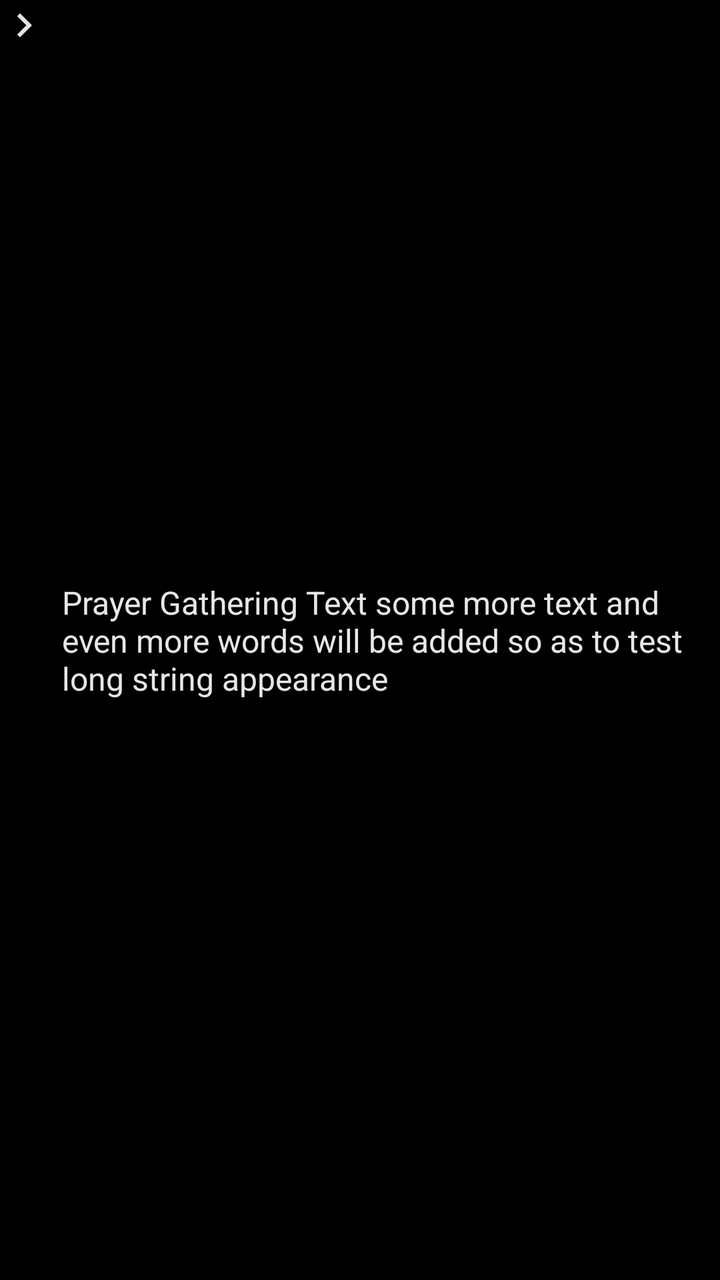
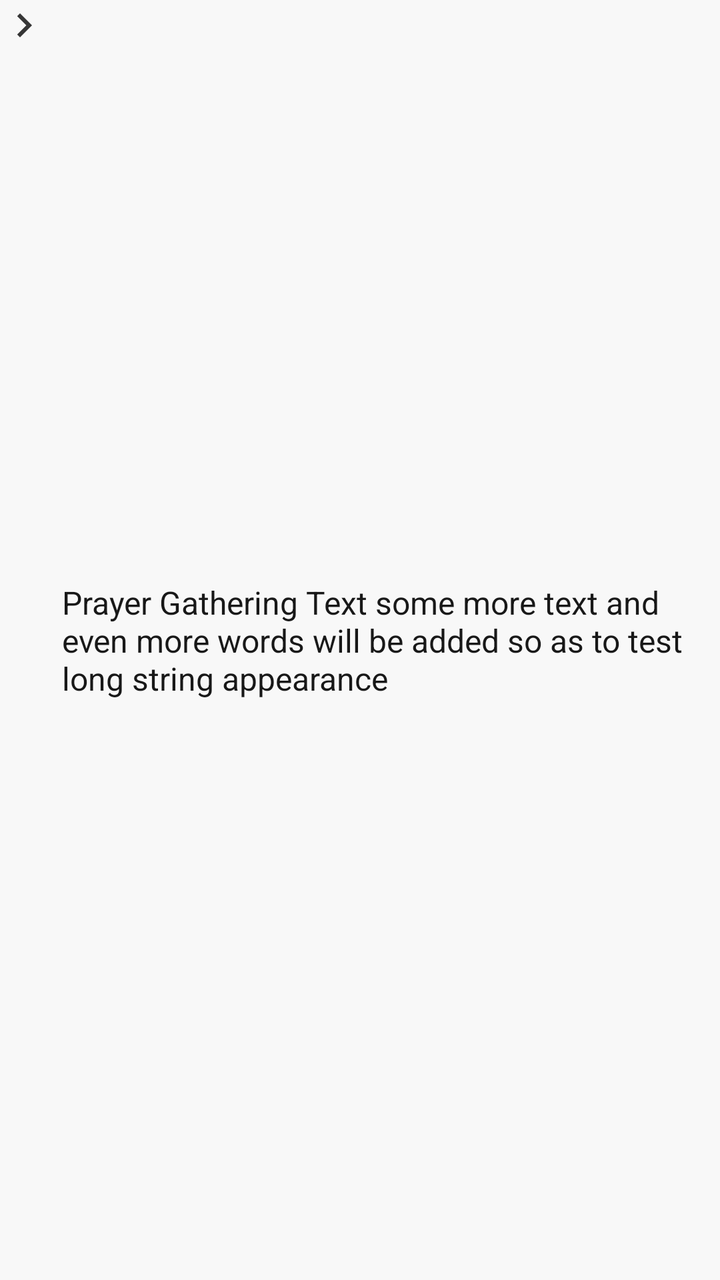

Two renders of the same Android screen: before a commit and after it. Below are the layout's source before the change and the commit's diff.
<!-- AndroidManifest.xml: application theme Theme.PrayerNeeds -->
<!-- res/layout/layout__rv_all_prayer_needs_prayer_need.xml -->
<?xml version="1.0" encoding="utf-8"?>
<androidx.constraintlayout.widget.ConstraintLayout xmlns:android="http://schemas.android.com/apk/res/android"
    xmlns:app="http://schemas.android.com/apk/res-auto"
    xmlns:tools="http://schemas.android.com/tools"
    android:layout_width="match_parent"
    android:layout_height="wrap_content"
    android:layout_marginVertical="2dp"
    android:background="@color/black">

    <ImageView
        android:id="@+id/imageView"
        android:layout_width="24dp"
        android:layout_height="25dp"
        app:layout_constraintStart_toStartOf="parent"
        app:layout_constraintTop_toTopOf="parent"
        app:srcCompat="@drawable/ic_prayer_need_bullet" />

    <TextView
        android:id="@+id/tv_prayerNeedDescription"
        android:layout_width="0dp"
        android:layout_height="wrap_content"
        android:layout_marginStart="7dp"
        android:text="Prayer Gathering Text some more text and even more words will be added so as to test long string appearance"
        android:textColor="#E7FFFFFF"
        android:textSize="16sp"
        android:textStyle="normal"
        app:layout_constraintBottom_toBottomOf="parent"
        app:layout_constraintEnd_toEndOf="parent"
        app:layout_constraintStart_toEndOf="@+id/imageView"
        app:layout_constraintTop_toTopOf="parent" />

</androidx.constraintlayout.widget.ConstraintLayout>
<!-- resources referenced by this layout -->
<resources>
  <color name="black">#FF000000</color>
  <!-- drawable ic_prayer_need_bullet (drawable-anydpi) -->
  <vector xmlns:android="http://schemas.android.com/apk/res/android"
      android:width="24dp"
      android:height="24dp"
      android:viewportWidth="24"
      android:viewportHeight="24"
      android:tint="#FFFFFF"
      android:alpha="0.9">
    <path
        android:fillColor="@android:color/white"
        android:pathData="M10,6L8.59,7.41 13.17,12l-4.58,4.59L10,18l6,-6z"/>
  </vector>
  <style name="Theme.PrayerNeeds" parent="Theme.MaterialComponents.DayNight.DarkActionBar">
          
          <item name="colorPrimary">@color/purple_500</item>
          <item name="colorPrimaryVariant">@color/purple_700</item>
          <item name="colorOnPrimary">@color/white</item>
          
          <item name="colorSecondary">@color/teal_200</item>
          <item name="colorSecondaryVariant">@color/teal_700</item>
          <item name="colorOnSecondary">@color/black</item>
          
          <item name="android:statusBarColor" tools:targetApi="l">?attr/colorPrimaryVariant</item>
          
      </style>
  <color name="purple_500">#FF6200EE</color>
  <color name="purple_700">#FF3700B3</color>
  <color name="white">#FFFFFFFF</color>
  <color name="teal_200">#FF03DAC5</color>
  <color name="teal_700">#FF018786</color>
</resources>

<!-- the commit's change to res/layout/layout__rv_all_prayer_needs_prayer_need.xml (unified diff, before → after) -->
@@ -5,12 +5,13 @@
     android:layout_width="match_parent"
     android:layout_height="wrap_content"
     android:layout_marginVertical="2dp"
-    android:background="@color/black">
+    android:background="?android:attr/colorBackground">
 
     <ImageView
         android:id="@+id/imageView"
         android:layout_width="24dp"
         android:layout_height="25dp"
+        app:tint="?android:attr/textColor"
         app:layout_constraintStart_toStartOf="parent"
         app:layout_constraintTop_toTopOf="parent"
         app:srcCompat="@drawable/ic_prayer_need_bullet" />
@@ -21,7 +22,7 @@
         android:layout_height="wrap_content"
         android:layout_marginStart="7dp"
         android:text="Prayer Gathering Text some more text and even more words will be added so as to test long string appearance"
-        android:textColor="#E7FFFFFF"
+        android:textColor="?android:attr/titleTextColor"
         android:textSize="16sp"
         android:textStyle="normal"
         app:layout_constraintBottom_toBottomOf="parent"
<!-- resource entries referenced after the edit -->
@@ -1,6 +1,17 @@
 <!-- resources referenced by this layout -->
 <resources>
   <color name="black">#FF000000</color>
+  <color name="backgroundColor_Light">#FFF8F8F8</color>
+  <color name="dialog_nameContainerColor_Light">#FFD8D8D8</color>
+  <color name="itemBackgroundColor_Light">#FFE0E0E0</color>
+  <color name="editTextBackgroundColor_Light">#FFDBDBDB</color>
+  <color name="dialogBackground_Light">#FFECECEC</color>
+  <color name="dialog_nameContainerTextColor_Light">#DF000000</color>
+  <color name="todayPrayerNeeds_personName_Light">#E7000000</color>
+  <style name="Widget.Theme.PrayerNeeds.ActionBar.FullScreen.Light" parent="Widget.AppCompat.ActionBar">
+          <item name="android:background">@color/backgroundColor_Light</item>
+          <item name="android:theme">@style/Theme.PrayerNeeds</item>
+      </style>
   <!-- drawable ic_prayer_need_bullet (drawable-anydpi) -->
   <vector xmlns:android="http://schemas.android.com/apk/res/android"
       android:width="24dp"
@@ -10,7 +21,7 @@
       android:tint="#FFFFFF"
       android:alpha="0.9">
     <path
-        android:fillColor="@android:color/white"
+        android:fillColor="@color/white"
         android:pathData="M10,6L8.59,7.41 13.17,12l-4.58,4.59L10,18l6,-6z"/>
   </vector>
   <style name="Theme.PrayerNeeds" parent="Theme.MaterialComponents.DayNight.DarkActionBar">
@@ -23,8 +34,26 @@
           <item name="colorSecondaryVariant">@color/teal_700</item>
           <item name="colorOnSecondary">@color/black</item>
           
-          <item name="android:statusBarColor" tools:targetApi="l">?attr/colorPrimaryVariant</item>
+          <item name="android:statusBarColor" tools:targetApi="l">@color/backgroundColor_Light</item>
+          <item name="android:windowLightStatusBar">true</item>
           
+  
+          <item name="android:colorBackground">@color/backgroundColor_Light</item>
+  
+          <item name="android:itemBackground">@color/dialog_nameContainerColor_Light</item>
+          <item name="android:selectableItemBackgroundBorderless">
+              @color/itemBackgroundColor_Light
+          </item>
+          <item name="editTextBackground">@color/editTextBackgroundColor_Light</item>
+          <item name="android:popupBackground">@color/dialogBackground_Light</item>
+  
+          <item name="android:textColor">@color/dialog_nameContainerTextColor_Light</item>
+          <item name="android:titleTextColor">@color/todayPrayerNeeds_personName_Light</item>
+  
+          
+          <item name="android:actionBarStyle">@style/Widget.Theme.PrayerNeeds.ActionBar.FullScreen.Light</item>
+          <item name="actionBarWidgetTheme">@style/Widget.Theme.PrayerNeeds.ActionBar.FullScreen.Light</item>
+          <item name="actionBarTheme">@style/Widget.Theme.PrayerNeeds.ActionBar.FullScreen.Light</item>
       </style>
   <color name="purple_500">#FF6200EE</color>
   <color name="purple_700">#FF3700B3</color>
